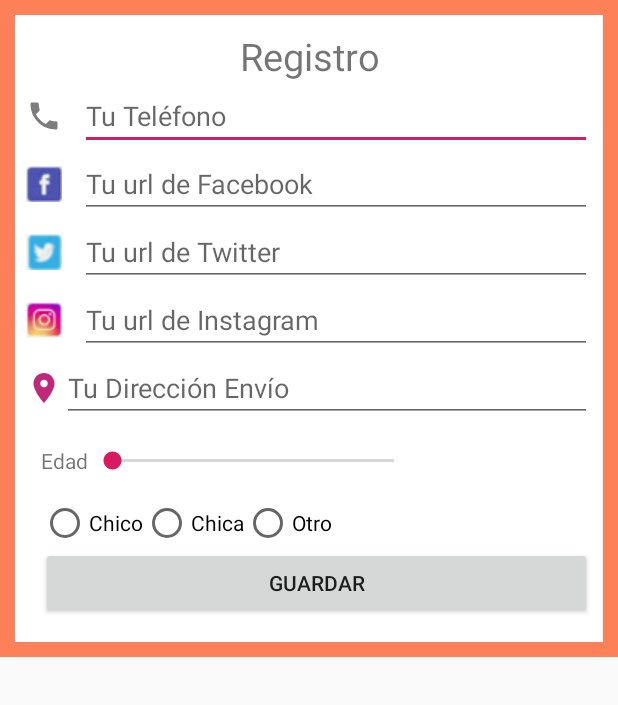
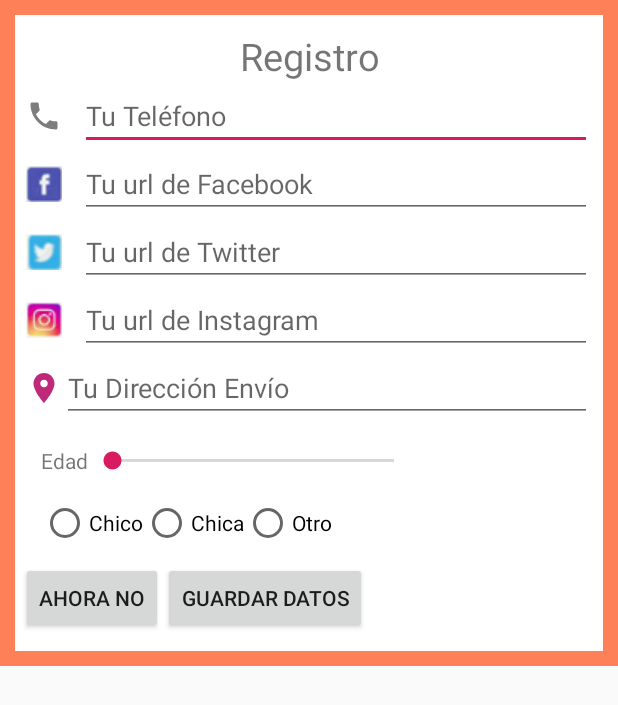
Before and after one commit to gaitaypandereta/magicStore, an Android app: the fragment FragmentRegistration shown on its own in the app's theme, on a phone screen of 412 x 824 dp. Shown: the top 705 px of the screen. Run offline under Robolectric (Android 15) with nearby library versions, the phone set to English and light mode, and no system bars; our stand-ins replace Firebase (no records; nobody signed in at launch, a user with empty details on screens opened directly).

```diff
--- a/app/src/main/java/com/example/magistore/MainActivity.java
+++ b/app/src/main/java/com/example/magistore/MainActivity.java
@@ -77,8 +77,8 @@ private FragmentInicio fragmentInicio = new FragmentInicio();
         if (id == R.id.inic) {
             cambiarFragmento(new FragmentInicio());
         }
-        if (id == R.id.login) {
-            cambiarFragmento(new FragmentLogin());
+        if (id == R.id.registro) {
+            cambiarFragmento(new FragmentRegisterInit());
         }
         if (id == R.id.store) {
             cambiarFragmento(new FragmentStore());
--- a/app/src/main/java/com/example/magistore/vista/FragmentRegistration.java
+++ b/app/src/main/java/com/example/magistore/vista/FragmentRegistration.java
@@ -16,12 +16,13 @@ import android.widget.RadioGroup;
 import android.widget.SeekBar;
 import android.widget.TextView;
 import android.widget.Toast;
+
+import com.example.magistore.MainActivity;
 import com.example.magistore.R;
 import com.example.magistore.modelo.Usuario;
 import com.google.android.material.snackbar.Snackbar;
 import com.google.firebase.auth.FirebaseAuth;
 import com.google.firebase.database.DatabaseReference;
-import com.google.firebase.database.FirebaseDatabase;
 import com.google.firebase.firestore.FirebaseFirestore;
 
 import java.util.HashMap;
@@ -37,7 +38,7 @@ public class FragmentRegistration extends Fragment {
     private TextView valor_edad;
     private RadioGroup radioGroup;
     private RadioButton radioButtonChico, getRadioButtonChica, getRadioButtonOtro;
-    private Button btn_guardar_user;
+    private Button btn_guardar_user, btn_en_otro_momento;
     private Usuario usuario;
     private String id;
     private View vista;
@@ -45,7 +46,6 @@ public class FragmentRegistration extends Fragment {
     private FirebaseAuth mAuth;
     private FirebaseAuth.AuthStateListener mAuthListener;
     private DatabaseReference mDatabase;
-
     private  FirebaseFirestore db=FirebaseFirestore.getInstance();
 
     public FragmentRegistration() {
@@ -92,6 +92,13 @@ public class FragmentRegistration extends Fragment {
 
         radioGroup = vista.findViewById(R.id.radioGrou);
 
+        btn_en_otro_momento=vista.findViewById(R.id.btn_ir_a_session);
+        btn_en_otro_momento.setOnClickListener(new View.OnClickListener() {
+            @Override
+            public void onClick(View view) {
+                ((MainActivity) getActivity()).cambiarFragmento(new FragmentLogin());
+            }
+        });
         btn_guardar_user = vista.findViewById(R.id.btn_guardar_usuario);
         btn_guardar_user.setOnClickListener(new View.OnClickListener() {
             @Override
@@ -101,6 +108,8 @@ public class FragmentRegistration extends Fragment {
                 View sbView = snackbar.getView();
                 sbView.setBackgroundColor(Color.rgb(28, 181, 148));
                 snackbar.show();
+
+                ((MainActivity) getActivity()).cambiarFragmento(new FragmentLogin());
 
               //  Snackbar.make(vista, "FALTAN CAMPOS OBLIGATORIOS", Snackbar.LENGTH_SHORT).show();
 
--- a/app/src/main/res/layout/fragment_registration.xml
+++ b/app/src/main/res/layout/fragment_registration.xml
@@ -224,18 +224,29 @@
         android:layout_width="match_parent"
         android:layout_height="wrap_content"
         android:background="#FFFFFF"
-        android:orientation="vertical"
-        android:paddingLeft="17dp"
-        android:paddingRight="7dp">
+        android:orientation="horizontal"
+        android:paddingLeft="4dp"
+        android:paddingRight="7dp"
+        android:paddingBottom="10dp">
 
+
+        <Button
+            android:id="@+id/btn_ir_a_session"
+            android:layout_width="wrap_content"
+            android:layout_height="wrap_content"
+            android:layout_marginBottom="1dp"
+            android:layout_marginTop="10dp"
+            android:text="AHORA NO" />
 
 
         <Button
             android:id="@+id/btn_guardar_usuario"
-            android:layout_width="match_parent"
+            android:layout_width="wrap_content"
             android:layout_height="wrap_content"
-            android:layout_marginBottom="15dp"
-            android:text="GUARDAR" />
+            android:layout_marginBottom="1dp"
+            android:layout_marginTop="10dp"
+            android:text="GUARDAR DATOS" />
+
 
     </LinearLayout>
 
--- a/app/src/main/res/menu/menu_main.xml
+++ b/app/src/main/res/menu/menu_main.xml
@@ -8,9 +8,9 @@
         android:title="INICIO"
         app:showAsAction="never" />
     <item
-        android:id="@+id/login"
+        android:id="@+id/registro"
         android:orderInCategory="100"
-        android:title="LOGIN" />
+        android:title="REGISTRO" />
     <item
         android:id="@+id/store"
         android:orderInCategory="100"
```
Also changed, not shown: app/src/main/java/com/example/magistore/vista/FragmentInicio.java (+3 -7 lines), app/src/main/java/com/example/magistore/vista/FragmentLogin.java (+62 -19 lines), app/src/main/java/com/example/magistore/vista/FragmentRegisterInit.java (+9 -3 lines), app/src/main/java/com/example/magistore/vista/FragmentStore.java (+20 -1 lines), app/src/main/res/layout/fragment_regist_init.xml (+9 -0 lines), app/src/main/res/layout/fragment_store.xml (+15 -3 lines).
